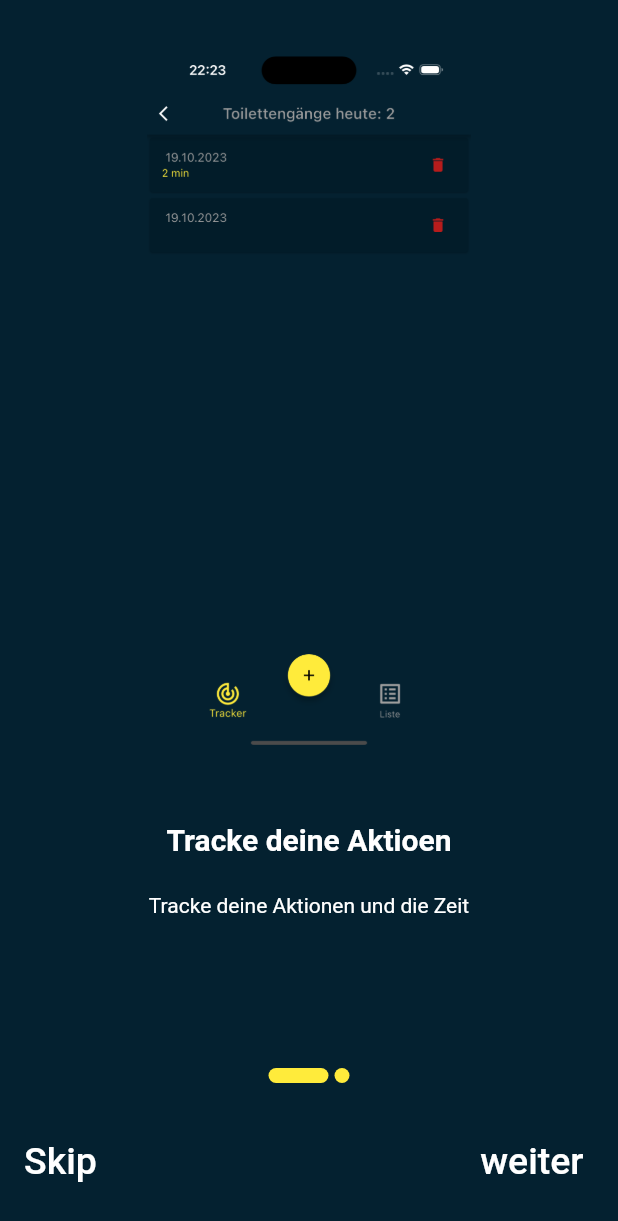
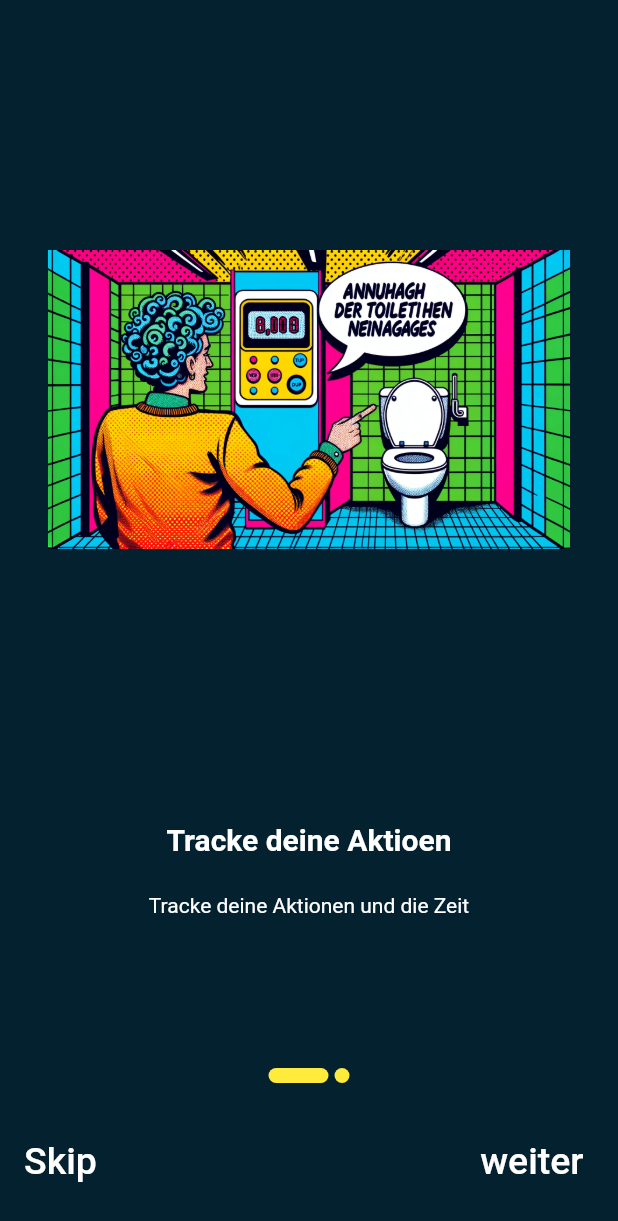
Before and after one commit to stephanxiayu/kleiner-Tracker, a Flutter app: the screen it shows after launch, on a phone screen of 412 x 824 dp. Shown: the top 1221 px of the screen. Run offline on Flutter 3.47's test engine with Material 2 defaults, Android fonts, the phone set to English and light mode, and no system bars; our stand-ins replace shared_preferences.

```diff
--- a/lib/main.dart
+++ b/lib/main.dart
@@ -3,6 +3,7 @@ import 'package:kleiner_tracker/screens/onboarding_page.dart';
 
 
 import 'package:kleiner_tracker/provider/tracker_provider.dart';
+import 'package:kleiner_tracker/widget/botton_navigation.dart';
 import 'package:kleiner_tracker/widget/globalvariables.dart';
 import 'package:provider/provider.dart';
 
@@ -16,34 +17,50 @@ void main() {
     ),
   );
 }
-
 class MyApp extends StatelessWidget {
   const MyApp({super.key});
 
   @override
   Widget build(BuildContext context) {
-    return MaterialApp(
+    final provider = Provider.of<TrackerProvider>(context, listen: false);
+
+    return MaterialApp(color: GlobalVariables.backgroundColor,
       debugShowCheckedModeBanner: false,
       theme: ThemeData(
           bottomNavigationBarTheme: const BottomNavigationBarThemeData(
               unselectedLabelStyle: TextStyle(color: Colors.grey))),
-      home:  OnboardingPage(
+      home: FutureBuilder<bool>(
+        future: provider.isFirstTime(),
+        builder: (BuildContext context, AsyncSnapshot<bool> snapshot) {
+          if (snapshot.connectionState == ConnectionState.done) {
+            if (snapshot.data!) {
+              return OnboardingPage(
                 pages: [
                   OnboardingPageModel(
                     title: 'Tracke deine Aktioen',
-            description:
-                'Tracke deine Aktionen und die Zeit',
-            image: 'assets/bild1.png',
-           bgColor:  GlobalVariables.backgroundColor,
+                    description: 'Tracke deine Aktionen und die Zeit',
+                    image: 'assets/anzahl1.png',
+                    bgColor: GlobalVariables.backgroundColor,
                   ),
                   OnboardingPageModel(
                     title: 'Anzahl und Durchschnitt',
-            description: 'Sehe die Anzahl pro Tag und die durchschnittliche Zeit',
+                    description:
+                        'Sehe die Anzahl pro Tag und die durchschnittliche Zeit',
                     image: 'assets/bild2.png',
-            bgColor:  GlobalVariables.backgroundColor,
+                    bgColor: GlobalVariables.backgroundColor,
                   ),
-
                 ],
+              );
+            } else {
+              // Rückgabe deines normalen Home-Screens oder einer anderen Seite
+              return const TrackerBottonBar();
+            }
+          } else {
+            return const Scaffold(backgroundColor: GlobalVariables.backgroundColor,
+              body: Center(child: CircularProgressIndicator(color: Colors.yellow,)),
+            );
+          }
+        },
       ),
     );
   }
--- a/lib/screens/tracker.dart
+++ b/lib/screens/tracker.dart
@@ -41,11 +41,11 @@ class _TrackerState extends State<Tracker> {
           difference =
               '${provider.timestamps[index]!.difference(provider.timestamps[index + 1]!).inMinutes} min';
         }
-        return Card(
+        return Card(elevation: 9,
           color: const Color.fromARGB(255, 2, 28, 41),
           child: ListTile(
             title: Text(
-              DateFormat(' dd.MM.yyyy').format(timestamp!),
+              DateFormat('dd.MM.yyyy - HH:mm').format(timestamp!),
               style: const TextStyle(color: Colors.grey),
             ),
             subtitle: Text(
```
Also changed, not shown: lib/provider/tracker_provider.dart (+8 -1 lines), pubspec.yaml (+5 -36 lines), assets/anzahl1.png (added), 15 other files. Lines whose indentation alone changed are shown as unchanged.
